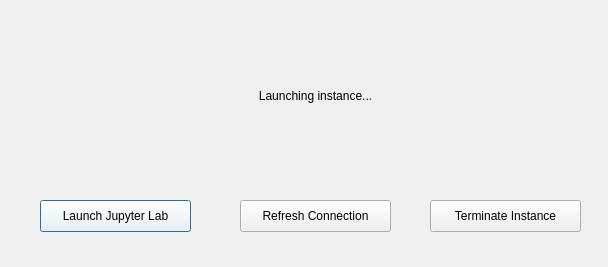
The window that src/launchdialog.ui (maxlamberti/Diogenes) describes before a commit, drawn with Qt 5.
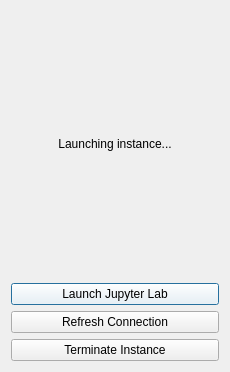
The same window after the commit.

Commit message: improves ui and window sizing

Patch:
```diff
--- a/src/launchdialog.ui
+++ b/src/launchdialog.ui
@@ -6,22 +6,16 @@
    <rect>
     <x>0</x>
     <y>0</y>
-    <width>608</width>
-    <height>267</height>
+    <width>230</width>
+    <height>372</height>
    </rect>
   </property>
   <property name="windowTitle">
    <string>Dialog</string>
   </property>
+  <layout class="QVBoxLayout" name="verticalLayout">
+   <item>
   <widget class="QLabel" name="InfoText">
-   <property name="geometry">
-    <rect>
-     <x>90</x>
-     <y>30</y>
-     <width>451</width>
-     <height>131</height>
-    </rect>
-   </property>
    <property name="palette">
     <palette>
      <active>
@@ -96,15 +90,9 @@
     <bool>true</bool>
    </property>
   </widget>
+   </item>
+   <item>
   <widget class="QPushButton" name="LaunchJupyterLabButton">
-   <property name="geometry">
-    <rect>
-     <x>40</x>
-     <y>200</y>
-     <width>151</width>
-     <height>32</height>
-    </rect>
-   </property>
    <property name="palette">
     <palette>
      <active>
@@ -227,32 +215,22 @@
     <string>Launch Jupyter Lab</string>
    </property>
   </widget>
-  <widget class="QPushButton" name="TerminateInstanceButton">
-   <property name="geometry">
-    <rect>
-     <x>430</x>
-     <y>200</y>
-     <width>151</width>
-     <height>32</height>
-    </rect>
-   </property>
-   <property name="text">
-    <string>Terminate Instance</string>
-   </property>
-  </widget>
+   </item>
+   <item>
   <widget class="QPushButton" name="RefreshConnectionButton">
-   <property name="geometry">
-    <rect>
-     <x>240</x>
-     <y>200</y>
-     <width>151</width>
-     <height>32</height>
-    </rect>
-   </property>
    <property name="text">
     <string>Refresh Connection</string>
    </property>
   </widget>
+   </item>
+   <item>
+    <widget class="QPushButton" name="TerminateInstanceButton">
+     <property name="text">
+      <string>Terminate Instance</string>
+     </property>
+    </widget>
+   </item>
+  </layout>
  </widget>
  <resources/>
  <connections/>
```
Lines whose indentation alone changed are shown as unchanged. The commit also changes 4 other files.
